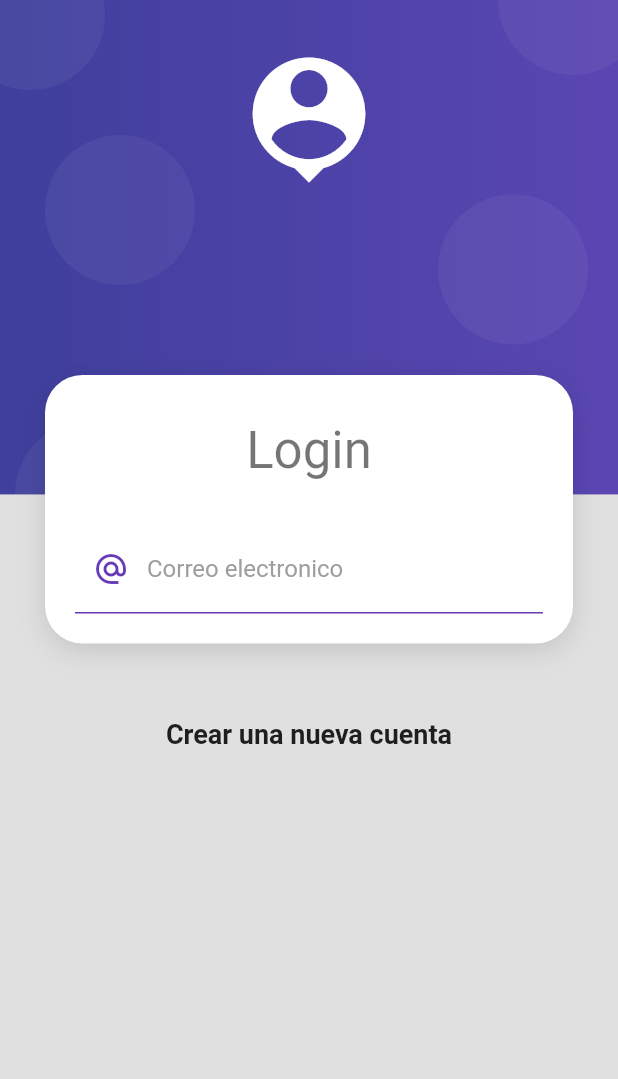
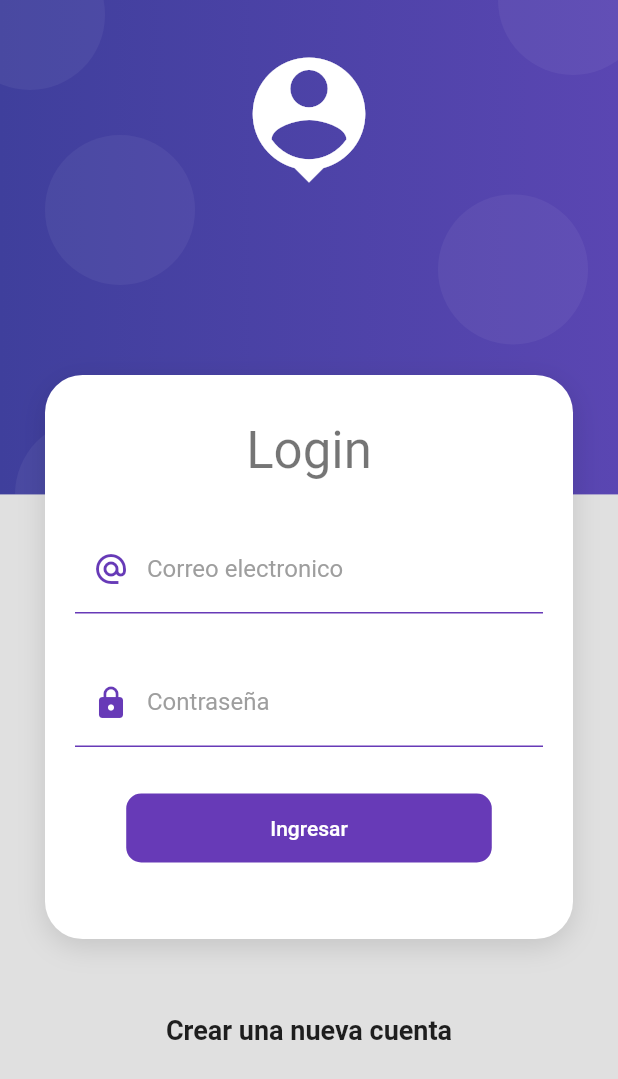
Before and after one commit to XxDEAMxX/products_app, a Flutter app: the screen it shows after launch, on a phone screen of 412 x 824 dp. Shown: the top 1079 px of the screen. Run offline on Flutter 3.47's test engine with Material 2 defaults, Android fonts, the phone set to English and light mode, and no system bars.

Commit message:
Reutilizar estilos de inputs

```diff
--- a/lib/screens/login_screen.dart
+++ b/lib/screens/login_screen.dart
@@ -1,4 +1,5 @@
 import 'package:flutter/material.dart';
+import 'package:products_app/ui/Input_decorations.dart';
 import 'package:products_app/widgets/widgets.dart';
 
 class LoginScreen extends StatelessWidget {
@@ -49,26 +50,36 @@ class _LoginForm extends StatelessWidget {
             TextFormField(
               autocorrect: false,
               keyboardType: TextInputType.emailAddress,
-              decoration: const InputDecoration(
-                enabledBorder: UnderlineInputBorder(
-                  borderSide: BorderSide(
-                    color: Colors.deepPurple
-                  ),
-                ),
-                focusedBorder: UnderlineInputBorder(
-                  borderSide: BorderSide(
-                    color: Colors.purple,
-                    width: 2
-                  )
-                ),
-                hintText: 'Email',
-                labelText: 'Correo electronico',
-                labelStyle: TextStyle(
-                  color: Colors.grey
-                ),
-                prefixIcon: Icon(Icons.alternate_email_sharp, color: Colors.deepPurple,)
+              decoration: InputDecorations.authInputDecoration(hintText: 'Email', labelText: 'Correo electronico', prefixIcon: Icons.alternate_email_sharp)
+            ),
+            SizedBox(height: 30,),
+            TextFormField(
+              autocorrect: false,
+              obscureText: true,
+              obscuringCharacter: '*',
+              decoration: InputDecorations.authInputDecoration(hintText: '****', labelText: 'Contraseña', prefixIcon: Icons.lock)
+            ),
+            SizedBox(height: 30,),
+
+            MaterialButton(
+              shape: RoundedRectangleBorder(
+                borderRadius: BorderRadius.circular(10),
               ),
+              disabledColor: Colors.green,
+              elevation: 0,
+              color: Colors.deepPurple,
+              child: Container(
+                padding: EdgeInsets.symmetric(horizontal: 80, vertical: 15),
+                child: Text(
+                  'Ingresar',
+                  style: TextStyle(color: Colors.white),
+                )
+              ),
+              onPressed: () {
+                //TODO: login form
+              },
             ),
+            SizedBox(height: 30,),
           ]
         ),
       ),
--- /dev/null
+++ b/lib/ui/Input_decorations.dart
@@ -0,0 +1,39 @@
+
+import 'package:flutter/material.dart';
+
+class InputDecorations{
+
+
+
+    static InputDecoration authInputDecoration({
+      required String hintText,
+      required String labelText,
+      IconData? prefixIcon,
+    }){
+      return InputDecoration(
+        enabledBorder: UnderlineInputBorder(
+          borderSide: BorderSide(
+            color: Colors.deepPurple
+          ),
+        ),
+        focusedBorder: UnderlineInputBorder(
+          borderSide: BorderSide(
+            color: Colors.purple,
+            width: 2
+          )
+        ),
+        hintText: hintText,
+        labelText: labelText,
+        labelStyle: TextStyle(
+          color: Colors.grey
+        ),
+
+        prefixIcon: prefixIcon!=null
+        ? Icon(prefixIcon, color: Colors.deepPurple,)
+        : null
+      );
+    }
+
+
+
+}
```
